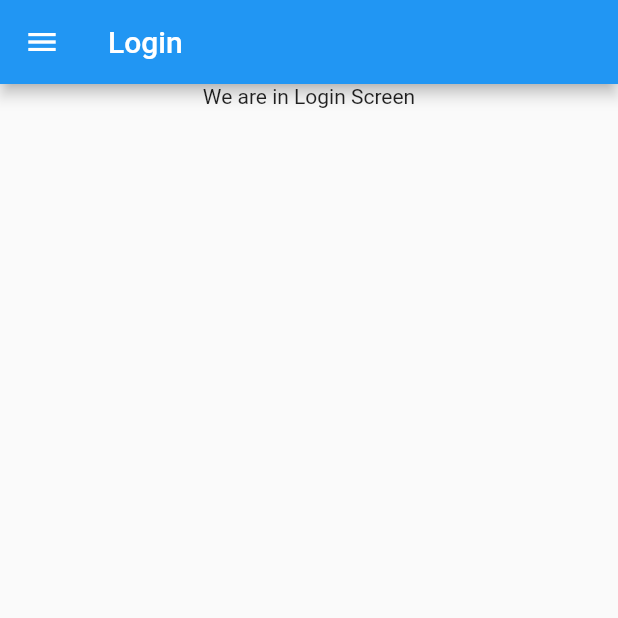
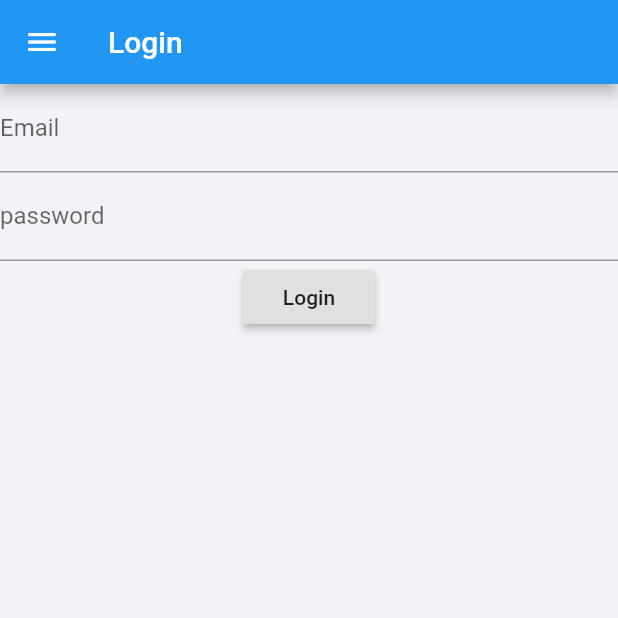
Before and after one commit to shresthamandip12/find-a-mechanic, a Flutter app: the screen it shows after launch, in the side drawer, after a tap on "Login", on a phone screen of 412 x 824 dp, the top half of it. Run offline on Flutter 3.47's test engine with Material 2 defaults, Android fonts, the phone set to English and light mode, and no system bars.

Commit message:
Econd commit

```diff
--- a/lib/nav/constants.dart
+++ b/lib/nav/constants.dart
@@ -0,0 +1,3 @@
+import 'package:flutter/material.dart';
+
+const mainColor = Color(0xff2470c7);
--- a/lib/nav/login.dart
+++ b/lib/nav/login.dart
@@ -1,25 +1,70 @@
 import 'package:flutter/material.dart';
 
 import 'drawer.dart';
-class LoginScreen extends StatelessWidget{
+class LoginScreen extends StatefulWidget {
+  @override
+  State<StatefulWidget> createState() =>_LoginScreenState(); //this
+  //or State<StatefulWidget> createState(){  return _LoginScreenState(); }its same
+
+}
+class _LoginScreenState extends State<LoginScreen>{
+  String _email , _password;
+  final GlobalKey<FormState>_formkey = GlobalKey<FormState>();
   @override
   Widget build(BuildContext context) {
     // TODO: implement build
-    return Scaffold(
+    return SafeArea( child: Scaffold(
+      resizeToAvoidBottomPadding: false,
+      backgroundColor: Color(0xfff2f3f7),
         appBar: AppBar(
           title: Text('Login'),
 
         ),
         drawer: MainDrawer(),
-        body: Center(
-          child: Column(
-            children: <Widget>[
-              Text('We are in Login Screen')
-            ],
-          ),
+       body: Form(
+         key: _formkey,
+         child: Column(
+           children: <Widget>[
+             TextFormField(
+                validator:(input){
+                  // ignore: missing_return
+                  if(input.isEmpty){
 
-        )
+                    return "Please type an email";
+                  }
+                },
+               onSaved:(input)=> _email = input ,
+               decoration: InputDecoration(labelText: 'Email'),
+
+             ),
+             TextFormField(
+               // ignore: missing_return
+               validator:(input){
+                 if(input.isEmpty){
+                   return 'Please type an password';
+                 }
+               },
+               onSaved:(input)=> _password= input ,
+               decoration: InputDecoration(labelText: 'password'),
+               obscureText: true,
+
+             ),
+             RaisedButton(
+               onPressed: (){},
+               child: Text('Login'),
+             )
+
+           ],
+         ),
+       ),
+    ),
     );
+  }
+  void signIn(){
+    final FormState formState  = _formkey.currentState;
+    if(formState.validate()){
+
+    }
   }
 
 }
--- a/pubspec.yaml
+++ b/pubspec.yaml
@@ -28,6 +28,9 @@ dependencies:
   # The following adds the Cupertino Icons font to your application.
   # Use with the CupertinoIcons class for iOS style icons.
   cupertino_icons: ^0.1.3
+  firebase_auth: ^0.14.0+5
+  cloud_firestore: ^0.12.9+5
+  firebase_core: ^0.4.4+3
 
 dev_dependencies:
   flutter_test:
```
Also changed, not shown: pubspec.lock, 3 other files.
